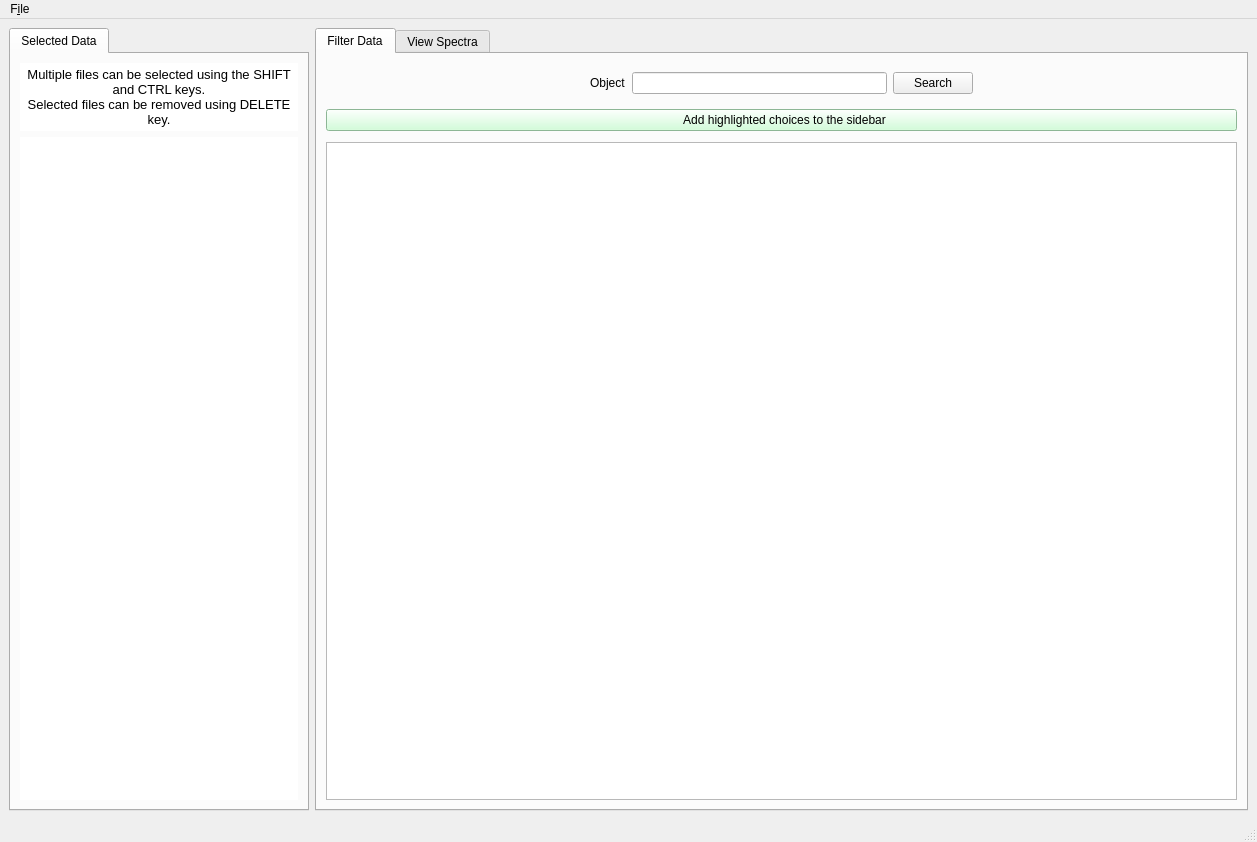
This is gui/gui.ui in jancami/edibles as Qt 5 draws it before an edit. The edited form follows.
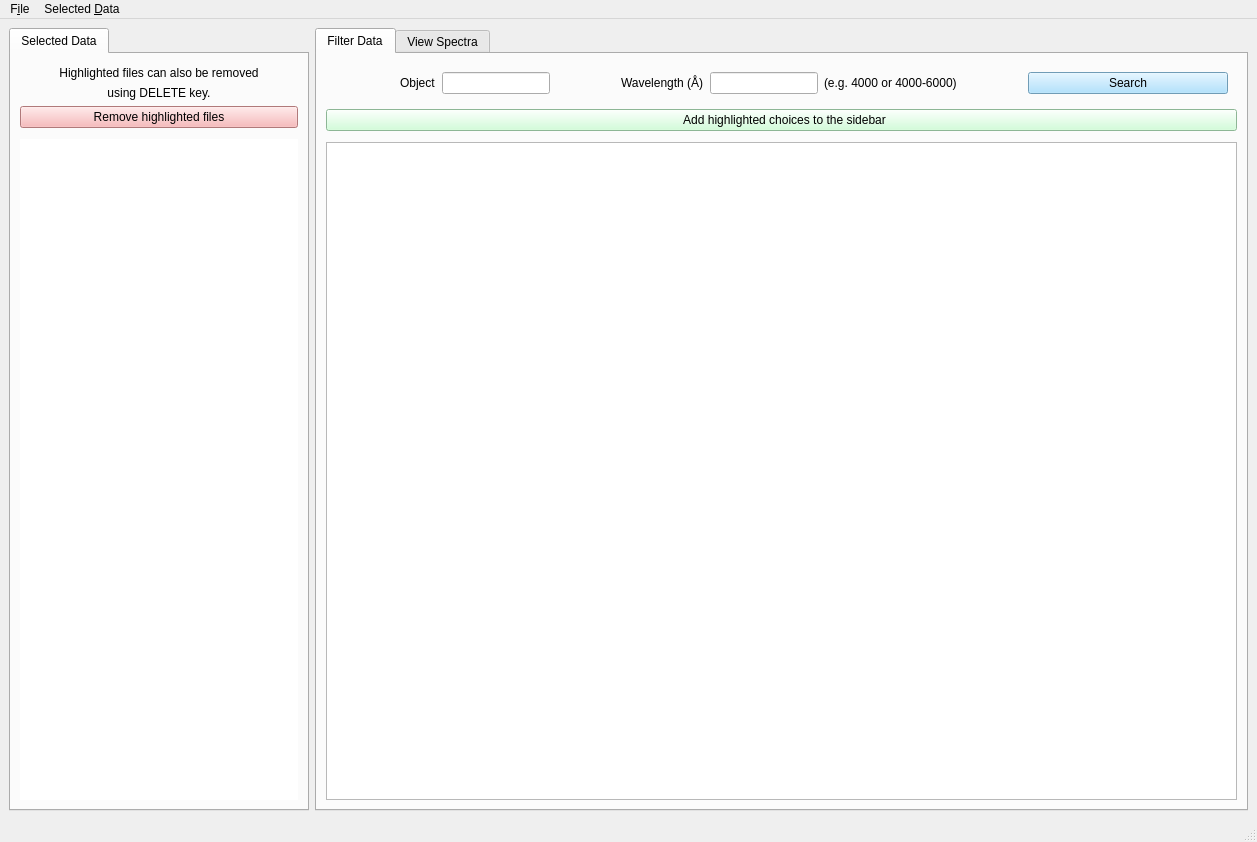
This is the edited form.

Commit message: GUI: added I/O for selected filenames, expanded filter functions

What changed in the file:
```diff
--- a/gui/gui.ui
+++ b/gui/gui.ui
@@ -13,6 +13,12 @@
   <property name="windowTitle">
    <string>MainWindow</string>
   </property>
+  <property name="iconSize">
+   <size>
+    <width>22</width>
+    <height>22</height>
+   </size>
+  </property>
   <widget class="QWidget" name="MainWindowFrame">
    <property name="autoFillBackground">
     <bool>false</bool>
@@ -41,36 +47,478 @@
        </attribute>
        <layout class="QVBoxLayout" name="verticalLayout_3">
         <item>
-         <widget class="QTextBrowser" name="textBrowser">
+         <spacer name="verticalSpacer_2">
+          <property name="orientation">
+           <enum>Qt::Vertical</enum>
+          </property>
+          <property name="sizeType">
+           <enum>QSizePolicy::Minimum</enum>
+          </property>
+          <property name="sizeHint" stdset="0">
+           <size>
+            <width>20</width>
+            <height>3</height>
+           </size>
+          </property>
+         </spacer>
+        </item>
+        <item>
+         <widget class="QLabel" name="SelectedLabel1">
           <property name="sizePolicy">
-           <sizepolicy hsizetype="Expanding" vsizetype="Minimum">
+           <sizepolicy hsizetype="MinimumExpanding" vsizetype="Minimum">
             <horstretch>0</horstretch>
             <verstretch>0</verstretch>
            </sizepolicy>
           </property>
-          <property name="frameShape">
-           <enum>QFrame::NoFrame</enum>
+          <property name="text">
+           <string>&lt;html&gt;&lt;head/&gt;&lt;body&gt;&lt;p align=&quot;center&quot;&gt;Highlighted files can also be removed&lt;/p&gt;&lt;/body&gt;&lt;/html&gt;</string>
           </property>
-          <property name="frameShadow">
-           <enum>QFrame::Plain</enum>
+         </widget>
+        </item>
+        <item>
+         <widget class="QLabel" name="SelectedLabel2">
+          <property name="text">
+           <string>&lt;html&gt;&lt;head/&gt;&lt;body&gt;&lt;p align=&quot;center&quot;&gt;using DELETE key.&lt;/p&gt;&lt;/body&gt;&lt;/html&gt;</string>
           </property>
-          <property name="verticalScrollBarPolicy">
-           <enum>Qt::ScrollBarAlwaysOff</enum>
+         </widget>
+        </item>
+        <item>
+         <widget class="QPushButton" name="Selectedpushbutton">
+          <property name="palette">
+           <palette>
+            <active>
+             <colorrole role="WindowText">
+              <brush brushstyle="SolidPattern">
+               <color alpha="255">
+                <red>0</red>
+                <green>0</green>
+                <blue>0</blue>
+               </color>
+              </brush>
+             </colorrole>
+             <colorrole role="Button">
+              <brush brushstyle="SolidPattern">
+               <color alpha="255">
+                <red>247</red>
+                <green>170</green>
+                <blue>171</blue>
+               </color>
+              </brush>
+             </colorrole>
+             <colorrole role="Light">
+              <brush brushstyle="SolidPattern">
+               <color alpha="255">
+                <red>255</red>
+                <green>255</green>
+                <blue>255</blue>
+               </color>
+              </brush>
+             </colorrole>
+             <colorrole role="Midlight">
+              <brush brushstyle="SolidPattern">
+               <color alpha="255">
+                <red>251</red>
+                <green>212</green>
+                <blue>213</blue>
+               </color>
+              </brush>
+             </colorrole>
+             <colorrole role="Dark">
+              <brush brushstyle="SolidPattern">
+               <color alpha="255">
+                <red>123</red>
+                <green>85</green>
+                <blue>85</blue>
+               </color>
+              </brush>
+             </colorrole>
+             <colorrole role="Mid">
+              <brush brushstyle="SolidPattern">
+               <color alpha="255">
+                <red>165</red>
+                <green>113</green>
+                <blue>114</blue>
+               </color>
+              </brush>
+             </colorrole>
+             <colorrole role="Text">
+              <brush brushstyle="SolidPattern">
+               <color alpha="255">
+                <red>0</red>
+                <green>0</green>
+                <blue>0</blue>
+               </color>
+              </brush>
+             </colorrole>
+             <colorrole role="BrightText">
+              <brush brushstyle="SolidPattern">
+               <color alpha="255">
+                <red>255</red>
+                <green>255</green>
+                <blue>255</blue>
+               </color>
+              </brush>
+             </colorrole>
+             <colorrole role="ButtonText">
+              <brush brushstyle="SolidPattern">
+               <color alpha="255">
+                <red>0</red>
+                <green>0</green>
+                <blue>0</blue>
+               </color>
+              </brush>
+             </colorrole>
+             <colorrole role="Base">
+              <brush brushstyle="SolidPattern">
+               <color alpha="255">
+                <red>255</red>
+                <green>255</green>
+                <blue>255</blue>
+               </color>
+              </brush>
+             </colorrole>
+             <colorrole role="Window">
+              <brush brushstyle="SolidPattern">
+               <color alpha="255">
+                <red>247</red>
+                <green>170</green>
+                <blue>171</blue>
+               </color>
+              </brush>
+             </colorrole>
+             <colorrole role="Shadow">
+              <brush brushstyle="SolidPattern">
+               <color alpha="255">
+                <red>0</red>
+                <green>0</green>
+                <blue>0</blue>
+               </color>
+              </brush>
+             </colorrole>
+             <colorrole role="AlternateBase">
+              <brush brushstyle="SolidPattern">
+               <color alpha="255">
+                <red>251</red>
+                <green>212</green>
+                <blue>213</blue>
+               </color>
+              </brush>
+             </colorrole>
+             <colorrole role="ToolTipBase">
+              <brush brushstyle="SolidPattern">
+               <color alpha="255">
+                <red>255</red>
+                <green>255</green>
+                <blue>220</blue>
+               </color>
+              </brush>
+             </colorrole>
+             <colorrole role="ToolTipText">
+              <brush brushstyle="SolidPattern">
+               <color alpha="255">
+                <red>0</red>
+                <green>0</green>
+                <blue>0</blue>
+               </color>
+              </brush>
+             </colorrole>
+            </active>
+            <inactive>
+             <colorrole role="WindowText">
+              <brush brushstyle="SolidPattern">
+               <color alpha="255">
+                <red>0</red>
+                <green>0</green>
+                <blue>0</blue>
+               </color>
+              </brush>
+             </colorrole>
+             <colorrole role="Button">
+              <brush brushstyle="SolidPattern">
+               <color alpha="255">
+                <red>247</red>
+                <green>170</green>
+                <blue>171</blue>
+               </color>
+              </brush>
+             </colorrole>
+             <colorrole role="Light">
+              <brush brushstyle="SolidPattern">
+               <color alpha="255">
+                <red>255</red>
+                <green>255</green>
+                <blue>255</blue>
+               </color>
+              </brush>
+             </colorrole>
+             <colorrole role="Midlight">
+              <brush brushstyle="SolidPattern">
+               <color alpha="255">
+                <red>251</red>
+                <green>212</green>
+                <blue>213</blue>
+               </color>
+              </brush>
+             </colorrole>
+             <colorrole role="Dark">
+              <brush brushstyle="SolidPattern">
+               <color alpha="255">
+                <red>123</red>
+                <green>85</green>
+                <blue>85</blue>
+               </color>
+              </brush>
+             </colorrole>
+             <colorrole role="Mid">
+              <brush brushstyle="SolidPattern">
+               <color alpha="255">
+                <red>165</red>
+                <green>113</green>
+                <blue>114</blue>
+               </color>
+              </brush>
+             </colorrole>
+             <colorrole role="Text">
+              <brush brushstyle="SolidPattern">
+               <color alpha="255">
+                <red>0</red>
+                <green>0</green>
+                <blue>0</blue>
+               </color>
+              </brush>
+             </colorrole>
+             <colorrole role="BrightText">
+              <brush brushstyle="SolidPattern">
+               <color alpha="255">
+                <red>255</red>
+                <green>255</green>
+                <blue>255</blue>
+               </color>
+              </brush>
+             </colorrole>
+             <colorrole role="ButtonText">
+              <brush brushstyle="SolidPattern">
+               <color alpha="255">
+                <red>0</red>
+                <green>0</green>
+                <blue>0</blue>
+               </color>
+              </brush>
+             </colorrole>
+             <colorrole role="Base">
+              <brush brushstyle="SolidPattern">
+               <color alpha="255">
+                <red>255</red>
+                <green>255</green>
+                <blue>255</blue>
+               </color>
+              </brush>
+             </colorrole>
+             <colorrole role="Window">
+              <brush brushstyle="SolidPattern">
+               <color alpha="255">
+                <red>247</red>
+                <green>170</green>
+                <blue>171</blue>
+               </color>
+              </brush>
+             </colorrole>
+             <colorrole role="Shadow">
+              <brush brushstyle="SolidPattern">
+               <color alpha="255">
+                <red>0</red>
+                <green>0</green>
+                <blue>0</blue>
+               </color>
+              </brush>
+             </colorrole>
+             <colorrole role="AlternateBase">
+              <brush brushstyle="SolidPattern">
+               <color alpha="255">
+                <red>251</red>
+                <green>212</green>
+                <blue>213</blue>
+               </color>
+              </brush>
+             </colorrole>
+             <colorrole role="ToolTipBase">
+              <brush brushstyle="SolidPattern">
+               <color alpha="255">
+                <red>255</red>
+                <green>255</green>
+                <blue>220</blue>
+               </color>
+              </brush>
+             </colorrole>
+             <colorrole role="ToolTipText">
+              <brush brushstyle="SolidPattern">
+               <color alpha="255">
+                <red>0</red>
+                <green>0</green>
+                <blue>0</blue>
+               </color>
+              </brush>
+             </colorrole>
+            </inactive>
+            <disabled>
+             <colorrole role="WindowText">
+              <brush brushstyle="SolidPattern">
+               <color alpha="255">
+                <red>123</red>
+                <green>85</green>
+                <blue>85</blue>
+               </color>
+              </brush>
+             </colorrole>
+             <colorrole role="Button">
+              <brush brushstyle="SolidPattern">
+               <color alpha="255">
+                <red>247</red>
+                <green>170</green>
+                <blue>171</blue>
+               </color>
+              </brush>
+             </colorrole>
+             <colorrole role="Light">
+              <brush brushstyle="SolidPattern">
+               <color alpha="255">
+                <red>255</red>
+                <green>255</green>
+                <blue>255</blue>
+               </color>
+              </brush>
+             </colorrole>
+             <colorrole role="Midlight">
+              <brush brushstyle="SolidPattern">
+               <color alpha="255">
+                <red>251</red>
+                <green>212</green>
+                <blue>213</blue>
+               </color>
+              </brush>
+             </colorrole>
+             <colorrole role="Dark">
+              <brush brushstyle="SolidPattern">
+               <color alpha="255">
+                <red>123</red>
+                <green>85</green>
+                <blue>85</blue>
+               </color>
+              </brush>
+             </colorrole>
+             <colorrole role="Mid">
+              <brush brushstyle="SolidPattern">
+               <color alpha="255">
+                <red>165</red>
+                <green>113</green>
+                <blue>114</blue>
+               </color>
+              </brush>
+             </colorrole>
+             <colorrole role="Text">
+              <brush brushstyle="SolidPattern">
+               <color alpha="255">
+                <red>123</red>
+                <green>85</green>
+                <blue>85</blue>
+               </color>
+              </brush>
+             </colorrole>
+             <colorrole role="BrightText">
+              <brush brushstyle="SolidPattern">
+               <color alpha="255">
+                <red>255</red>
+                <green>255</green>
+                <blue>255</blue>
+               </color>
+              </brush>
+             </colorrole>
+             <colorrole role="ButtonText">
+              <brush brushstyle="SolidPattern">
+               <color alpha="255">
+                <red>123</red>
+                <green>85</green>
+                <blue>85</blue>
+               </color>
+              </brush>
+             </colorrole>
+             <colorrole role="Base">
+              <brush brushstyle="SolidPattern">
+               <color alpha="255">
+                <red>247</red>
+                <green>170</green>
+                <blue>171</blue>
+               </color>
+              </brush>
+             </colorrole>
+             <colorrole role="Window">
+              <brush brushstyle="SolidPattern">
+               <color alpha="255">
+                <red>247</red>
+                <green>170</green>
+                <blue>171</blue>
+               </color>
+              </brush>
+             </colorrole>
+             <colorrole role="Shadow">
+              <brush brushstyle="SolidPattern">
+               <color alpha="255">
+                <red>0</red>
+                <green>0</green>
+                <blue>0</blue>
+               </color>
+              </brush>
+             </colorrole>
+             <colorrole role="AlternateBase">
+              <brush brushstyle="SolidPattern">
+               <color alpha="255">
+                <red>247</red>
+                <green>170</green>
+                <blue>171</blue>
+               </color>
+              </brush>
+             </colorrole>
+             <colorrole role="ToolTipBase">
+              <brush brushstyle="SolidPattern">
+               <color alpha="255">
+                <red>255</red>
+                <green>255</green>
+                <blue>220</blue>
+               </color>
+              </brush>
+             </colorrole>
+             <colorrole role="ToolTipText">
+              <brush brushstyle="SolidPattern">
+               <color alpha="255">
+                <red>0</red>
+                <green>0</green>
+                <blue>0</blue>
+               </color>
+              </brush>
+             </colorrole>
+            </disabled>
+           </palette>
           </property>
-          <property name="horizontalScrollBarPolicy">
-           <enum>Qt::ScrollBarAlwaysOff</enum>
+          <property name="text">
+           <string>Remove highlighted files</string>
           </property>
-          <property name="sizeAdjustPolicy">
-           <enum>QAbstractScrollArea::AdjustToContents</enum>
+         </widget>
+        </item>
+        <item>
+         <spacer name="verticalSpacer_3">
+          <property name="orientation">
+           <enum>Qt::Vertical</enum>
           </property>
-          <property name="html">
-           <string>&lt;!DOCTYPE HTML PUBLIC &quot;-//W3C//DTD HTML 4.0//EN&quot; &quot;http://www.w3.org/TR/REC-html40/strict.dtd&quot;&gt;
-&lt;html&gt;&lt;head&gt;&lt;meta name=&quot;qrichtext&quot; content=&quot;1&quot; /&gt;&lt;style type=&quot;text/css&quot;&gt;
-p, li { white-space: pre-wrap; }
-&lt;/style&gt;&lt;/head&gt;&lt;body style=&quot; font-family:'Sans Serif'; font-size:10pt; font-weight:400; font-style:normal;&quot;&gt;
-&lt;p align=&quot;center&quot; style=&quot; margin-top:0px; margin-bottom:0px; margin-left:0px; margin-right:0px; -qt-block-indent:0; text-indent:0px;&quot;&gt;Multiple files can be selected using the SHIFT and CTRL keys. &lt;br /&gt;Selected files can be removed using DELETE key.&lt;/p&gt;&lt;/body&gt;&lt;/html&gt;</string>
+          <property name="sizeType">
+           <enum>QSizePolicy::Minimum</enum>
           </property>
-         </widget>
+          <property name="sizeHint" stdset="0">
+           <size>
+            <width>20</width>
+            <height>5</height>
+           </size>
+          </property>
+         </spacer>
         </item>
         <item>
          <widget class="QTableView" name="SelectedDataTable">
@@ -195,28 +643,490 @@
             </widget>
            </item>
            <item>
-            <widget class="QLineEdit" name="ObjectlineEdit"/>
+            <widget class="QLineEdit" name="ObjLineEdit">
+             <property name="clearButtonEnabled">
+              <bool>true</bool>
+             </property>
+            </widget>
            </item>
            <item>
-            <widget class="QPushButton" name="ObjectpushButton">
+            <spacer name="horizontalSpacer_4">
+             <property name="orientation">
+              <enum>Qt::Horizontal</enum>
+             </property>
+             <property name="sizeHint" stdset="0">
+              <size>
+               <width>40</width>
+               <height>20</height>
+              </size>
+             </property>
+            </spacer>
+           </item>
+           <item>
+            <widget class="QLabel" name="WavLabel">
+             <property name="text">
+              <string>Wavelength (Å)</string>
+             </property>
+            </widget>
+           </item>
+           <item>
+            <widget class="QLineEdit" name="WavLineEdit">
+             <property name="clearButtonEnabled">
+              <bool>true</bool>
+             </property>
+            </widget>
+           </item>
+           <item>
+            <widget class="QLabel" name="WavLabel2">
+             <property name="text">
+              <string>(e.g. 4000 or 4000-6000)</string>
+             </property>
+            </widget>
+           </item>
+           <item>
+            <spacer name="horizontalSpacer_3">
+             <property name="orientation">
+              <enum>Qt::Horizontal</enum>
+             </property>
+             <property name="sizeType">
+              <enum>QSizePolicy::Expanding</enum>
+             </property>
+             <property name="sizeHint" stdset="0">
+              <size>
+               <width>40</width>
+               <height>20</height>
+              </size>
+             </property>
+            </spacer>
+           </item>
+           <item>
+            <widget class="QPushButton" name="SearchPushButton">
+             <property name="minimumSize">
+              <size>
+               <width>200</width>
+               <height>0</height>
+              </size>
+             </property>
+             <property name="palette">
+              <palette>
+               <active>
+                <colorrole role="WindowText">
+                 <brush brushstyle="SolidPattern">
+                  <color alpha="255">
+                   <red>0</red>
+                   <green>0</green>
+                   <blue>0</blue>
+                  </color>
+                 </brush>
+                </colorrole>
+                <colorrole role="Button">
+                 <brush brushstyle="SolidPattern">
+                  <color alpha="255">
+                   <red>157</red>
+                   <green>218</green>
+                   <blue>255</blue>
+                  </color>
+                 </brush>
+                </colorrole>
+                <colorrole role="Light">
+                 <brush brushstyle="SolidPattern">
+                  <color alpha="255">
+                   <red>255</red>
+                   <green>255</green>
+                   <blue>255</blue>
+                  </color>
+                 </brush>
+                </colorrole>
+                <colorrole role="Midlight">
+                 <brush brushstyle="SolidPattern">
+                  <color alpha="255">
+                   <red>206</red>
+                   <green>236</green>
+                   <blue>255</blue>
+                  </color>
+                 </brush>
+                </colorrole>
+                <colorrole role="Dark">
+                 <brush brushstyle="SolidPattern">
+                  <color alpha="255">
+                   <red>78</red>
+                   <green>109</green>
+                   <blue>127</blue>
+                  </color>
+                 </brush>
+                </colorrole>
+                <colorrole role="Mid">
+                 <brush brushstyle="SolidPattern">
+                  <color alpha="255">
+                   <red>105</red>
+                   <green>145</green>
+                   <blue>170</blue>
+                  </color>
+                 </brush>
+                </colorrole>
+                <colorrole role="Text">
+                 <brush brushstyle="SolidPattern">
+                  <color alpha="255">
+                   <red>0</red>
+                   <green>0</green>
+                   <blue>0</blue>
+                  </color>
+                 </brush>
+                </colorrole>
+                <colorrole role="BrightText">
+                 <brush brushstyle="SolidPattern">
+                  <color alpha="255">
+                   <red>255</red>
+                   <green>255</green>
+                   <blue>255</blue>
+                  </color>
+                 </brush>
+                </colorrole>
+                <colorrole role="ButtonText">
+                 <brush brushstyle="SolidPattern">
+                  <color alpha="255">
+                   <red>0</red>
+                   <green>0</green>
+                   <blue>0</blue>
+                  </color>
+                 </brush>
+                </colorrole>
+                <colorrole role="Base">
+                 <brush brushstyle="SolidPattern">
+                  <color alpha="255">
+                   <red>255</red>
+                   <green>255</green>
+                   <blue>255</blue>
+                  </color>
+                 </brush>
+                </colorrole>
+                <colorrole role="Window">
+                 <brush brushstyle="SolidPattern">
+                  <color alpha="255">
+                   <red>157</red>
+                   <green>218</green>
+                   <blue>255</blue>
+                  </color>
+                 </brush>
+                </colorrole>
+                <colorrole role="Shadow">
+                 <brush brushstyle="SolidPattern">
+                  <color alpha="255">
+                   <red>0</red>
+                   <green>0</green>
+                   <blue>0</blue>
+                  </color>
+                 </brush>
+                </colorrole>
+                <colorrole role="AlternateBase">
+                 <brush brushstyle="SolidPattern">
+                  <color alpha="255">
+                   <red>206</red>
+                   <green>236</green>
+                   <blue>255</blue>
+                  </color>
+                 </brush>
+                </colorrole>
+                <colorrole role="ToolTipBase">
+                 <brush brushstyle="SolidPattern">
+                  <color alpha="255">
+                   <red>255</red>
+                   <green>255</green>
+                   <blue>220</blue>
+                  </color>
+                 </brush>
+                </colorrole>
+                <colorrole role="ToolTipText">
+                 <brush brushstyle="SolidPattern">
+                  <color alpha="255">
+                   <red>0</red>
+                   <green>0</green>
+                   <blue>0</blue>
+                  </color>
+                 </brush>
+                </colorrole>
+               </active>
+               <inactive>
+                <colorrole role="WindowText">
+                 <brush brushstyle="SolidPattern">
+                  <color alpha="255">
+                   <red>0</red>
+                   <green>0</green>
+                   <blue>0</blue>
+                  </color>
+                 </brush>
+                </colorrole>
+                <colorrole role="Button">
+                 <brush brushstyle="SolidPattern">
+                  <color alpha="255">
+                   <red>157</red>
+                   <green>218</green>
+                   <blue>255</blue>
+                  </color>
+                 </brush>
+                </colorrole>
+                <colorrole role="Light">
+                 <brush brushstyle="SolidPattern">
+                  <color alpha="255">
+                   <red>255</red>
+                   <green>255</green>
+                   <blue>255</blue>
+                  </color>
+                 </brush>
+                </colorrole>
+                <colorrole role="Midlight">
+                 <brush brushstyle="SolidPattern">
+                  <color alpha="255">
+                   <red>206</red>
+                   <green>236</green>
+                   <blue>255</blue>
+                  </color>
+                 </brush>
+                </colorrole>
+                <colorrole role="Dark">
+                 <brush brushstyle="SolidPattern">
+                  <color alpha="255">
+                   <red>78</red>
+                   <green>109</green>
+                   <blue>127</blue>
+                  </color>
+                 </brush>
+                </colorrole>
+                <colorrole role="Mid">
+                 <brush brushstyle="SolidPattern">
+                  <color alpha="255">
+                   <red>105</red>
+                   <green>145</green>
+                   <blue>170</blue>
+                  </color>
+                 </brush>
+                </colorrole>
+                <colorrole role="Text">
+                 <brush brushstyle="SolidPattern">
+                  <color alpha="255">
+                   <red>0</red>
+                   <green>0</green>
+                   <blue>0</blue>
+                  </color>
+                 </brush>
+                </colorrole>
+                <colorrole role="BrightText">
+                 <brush brushstyle="SolidPattern">
+                  <color alpha="255">
+                   <red>255</red>
+                   <green>255</green>
+                   <blue>255</blue>
+                  </color>
+                 </brush>
+                </colorrole>
+                <colorrole role="ButtonText">
+                 <brush brushstyle="SolidPattern">
+                  <color alpha="255">
+                   <red>0</red>
+                   <green>0</green>
+                   <blue>0</blue>
+                  </color>
+                 </brush>
+                </colorrole>
+                <colorrole role="Base">
+                 <brush brushstyle="SolidPattern">
+                  <color alpha="255">
+                   <red>255</red>
+                   <green>255</green>
+                   <blue>255</blue>
+                  </color>
+                 </brush>
+                </colorrole>
+                <colorrole role="Window">
+                 <brush brushstyle="SolidPattern">
+                  <color alpha="255">
+                   <red>157</red>
+                   <green>218</green>
+                   <blue>255</blue>
+                  </color>
+                 </brush>
+                </colorrole>
+                <colorrole role="Shadow">
+                 <brush brushstyle="SolidPattern">
+                  <color alpha="255">
+                   <red>0</red>
+                   <green>0</green>
+                   <blue>0</blue>
+                  </color>
+                 </brush>
+                </colorrole>
+                <colorrole role="AlternateBase">
+                 <brush brushstyle="SolidPattern">
+                  <color alpha="255">
+                   <red>206</red>
+                   <green>236</green>
+                   <blue>255</blue>
+                  </color>
+                 </brush>
+                </colorrole>
+                <colorrole role="ToolTipBase">
+                 <brush brushstyle="SolidPattern">
+                  <color alpha="255">
+                   <red>255</red>
+                   <green>255</green>
+                   <blue>220</blue>
+                  </color>
+                 </brush>
+                </colorrole>
+                <colorrole role="ToolTipText">
+                 <brush brushstyle="SolidPattern">
+                  <color alpha="255">
+                   <red>0</red>
+                   <green>0</green>
+                   <blue>0</blue>
+                  </color>
+                 </brush>
+                </colorrole>
+               </inactive>
+               <disabled>
+                <colorrole role="WindowText">
+                 <brush brushstyle="SolidPattern">
+                  <color alpha="255">
+                   <red>78</red>
+                   <green>109</green>
+                   <blue>127</blue>
+                  </color>
+                 </brush>
+                </colorrole>
+                <colorrole role="Button">
+                 <brush brushstyle="SolidPattern">
+                  <color alpha="255">
+                   <red>157</red>
+                   <green>218</green>
+                   <blue>255</blue>
+                  </color>
+                 </brush>
+                </colorrole>
+                <colorrole role="Light">
+                 <brush brushstyle="SolidPattern">
+                  <color alpha="255">
+                   <red>255</red>
+                   <green>255</green>
+                   <blue>255</blue>
+                  </color>
+                 </brush>
+                </colorrole>
+                <colorrole role="Midlight">
+                 <brush brushstyle="SolidPattern">
+                  <color alpha="255">
+                   <red>206</red>
+                   <green>236</green>
+                   <blue>255</blue>
+                  </color>
+                 </brush>
+                </colorrole>
+                <colorrole role="Dark">
+                 <brush brushstyle="SolidPattern">
+                  <color alpha="255">
+                   <red>78</red>
+                   <green>109</green>
+                   <blue>127</blue>
+                  </color>
+                 </brush>
+                </colorrole>
+                <colorrole role="Mid">
+                 <brush brushstyle="SolidPattern">
+                  <color alpha="255">
+                   <red>105</red>
+                   <green>145</green>
+                   <blue>170</blue>
+                  </color>
+                 </brush>
+                </colorrole>
+                <colorrole role="Text">
+                 <brush brushstyle="SolidPattern">
+                  <color alpha="255">
+                   <red>78</red>
+                   <green>109</green>
+                   <blue>127</blue>
+                  </color>
+                 </brush>
+                </colorrole>
+                <colorrole role="BrightText">
+                 <brush brushstyle="SolidPattern">
+                  <color alpha="255">
+                   <red>255</red>
+                   <green>255</green>
+                   <blue>255</blue>
+                  </color>
+                 </brush>
+                </colorrole>
+                <colorrole role="ButtonText">
+                 <brush brushstyle="SolidPattern">
+                  <color alpha="255">
+                   <red>78</red>
+                   <green>109</green>
+                   <blue>127</blue>
+                  </color>
+                 </brush>
+                </colorrole>
+                <colorrole role="Base">
+                 <brush brushstyle="SolidPattern">
+                  <color alpha="255">
+                   <red>157</red>
+                   <green>218</green>
+                   <blue>255</blue>
+                  </color>
+                 </brush>
+                </colorrole>
+                <colorrole role="Window">
+                 <brush brushstyle="SolidPattern">
+                  <color alpha="255">
+                   <red>157</red>
+                   <green>218</green>
+                   <blue>255</blue>
+                  </color>
+                 </brush>
+                </colorrole>
+                <colorrole role="Shadow">
+                 <brush brushstyle="SolidPattern">
+                  <color alpha="255">
+                   <red>0</red>
+                   <green>0</green>
+                   <blue>0</blue>
+                  </color>
+                 </brush>
+                </colorrole>
+                <colorrole role="AlternateBase">
+                 <brush brushstyle="SolidPattern">
+                  <color alpha="255">
+                   <red>157</red>
+                   <green>218</green>
+                   <blue>255</blue>
+                  </color>
+                 </brush>
+                </colorrole>
+                <colorrole role="ToolTipBase">
+                 <brush brushstyle="SolidPattern">
+                  <color alpha="255">
+                   <red>255</red>
+                   <green>255</green>
+                   <blue>220</blue>
+                  </color>
+                 </brush>
+                </colorrole>
+                <colorrole role="ToolTipText">
+                 <brush brushstyle="SolidPattern">
+                  <color alpha="255">
+                   <red>0</red>
+                   <green>0</green>
+                   <blue>0</blue>
+                  </color>
+                 </brush>
+                </colorrole>
+               </disabled>
+              </palette>
+             </property>
              <property name="text">
               <string>Search</string>
              </property>
             </widget>
            </item>
-           <item>
-            <spacer name="horizontalSpacer_2">
-             <property name="orientation">
-              <enum>Qt::Horizontal</enum>
-             </property>
-             <property name="sizeHint" stdset="0">
-              <size>
-               <width>40</width>
-               <height>20</height>
-              </size>
-             </property>
-            </spacer>
-           </item>
           </layout>
          </widget>
         </item>
@@ -1181,9 +2091,17 @@
     <property name="title">
      <string>F&amp;ile</string>
     </property>
-    <addaction name="actionExit_2"/>
+    <addaction name="menuExit"/>
+   </widget>
+   <widget class="QMenu" name="menuSelectedData">
+    <property name="title">
+     <string>Selected &amp;Data</string>
+    </property>
+    <addaction name="menuSelectedDataImport"/>
+    <addaction name="menuSelectedDataExport"/>
    </widget>
    <addaction name="menuFile"/>
+   <addaction name="menuSelectedData"/>
   </widget>
   <widget class="QStatusBar" name="statusBar"/>
   <action name="actionExit">
```
Left out of the diff: 22 changed lines with no effect on the pictures. The commit also changes 2 other files.
